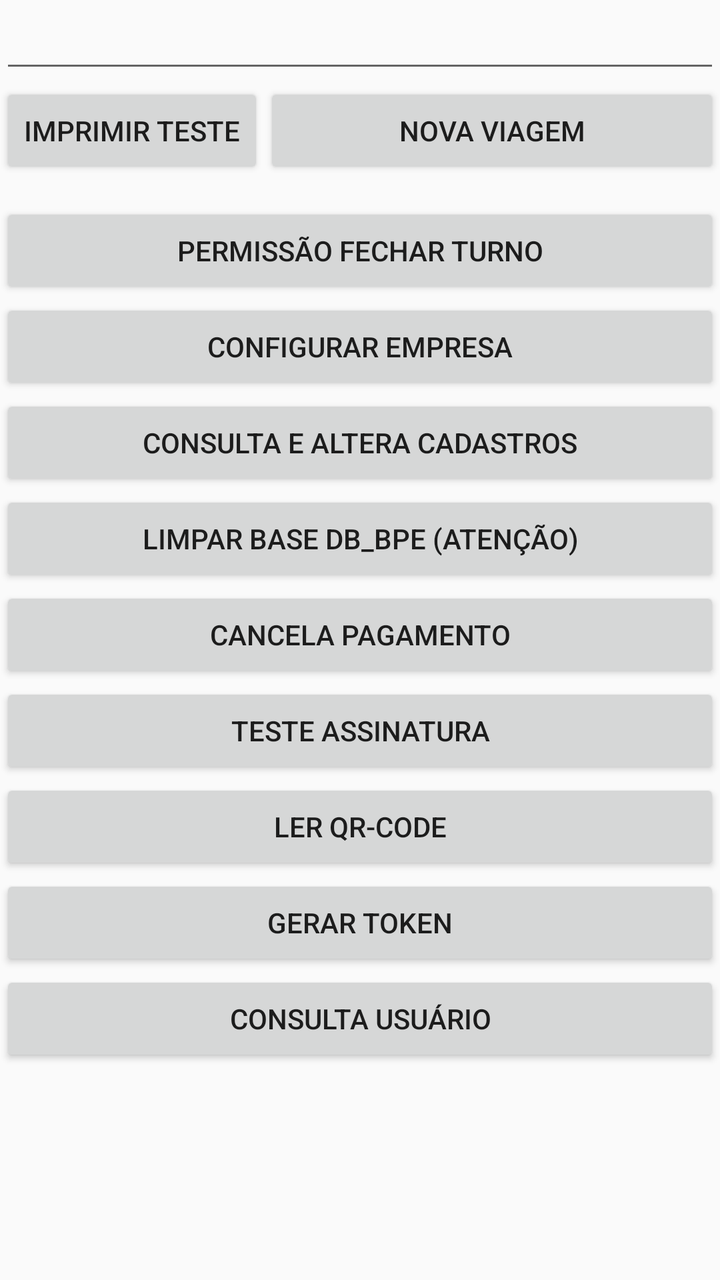
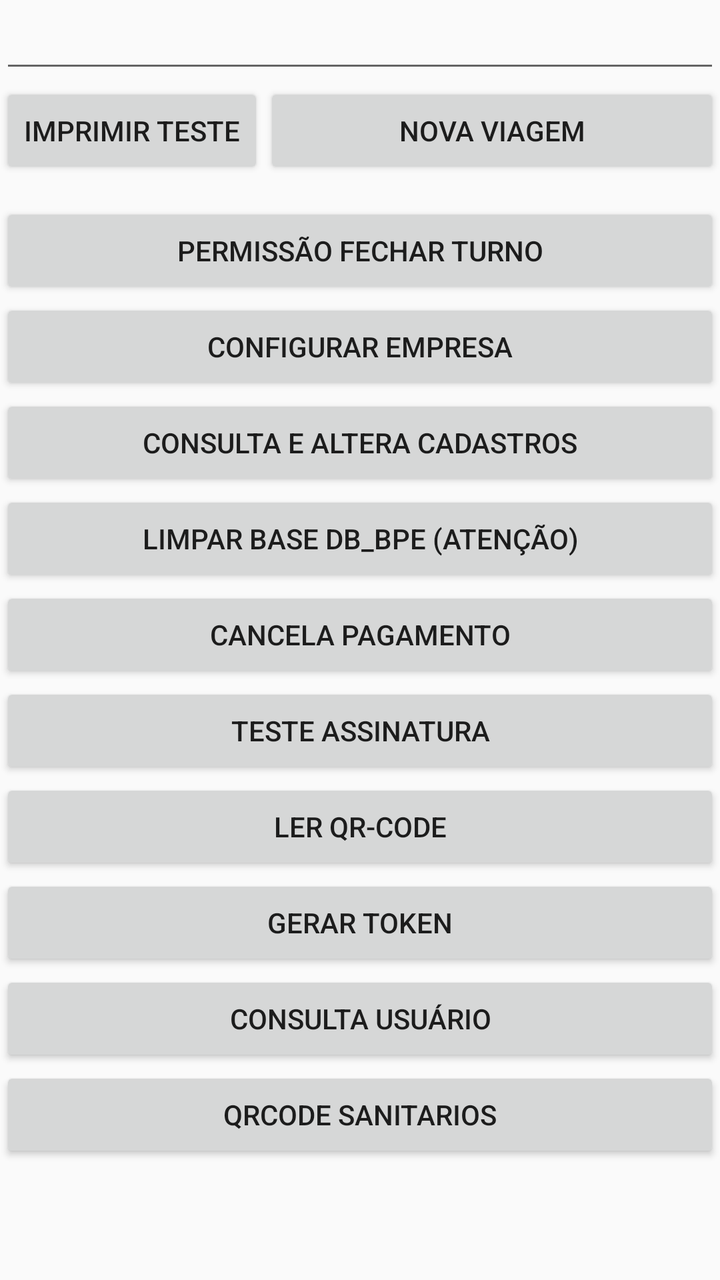

An Android layout rendered at two revisions. The XML below is the earlier revision; the diff shows what the commit changed to produce the second picture.
<!-- AndroidManifest.xml: activity theme AppTheme.NoActionBar -->
<!-- res/layout/activity_main.xml -->
<?xml version="1.0" encoding="utf-8"?>
<LinearLayout xmlns:android="http://schemas.android.com/apk/res/android"
    xmlns:app="http://schemas.android.com/apk/res-auto"
    xmlns:tools="http://schemas.android.com/tools"
        android:layout_width="match_parent"
        android:layout_height="wrap_content"
        android:orientation="vertical">


        <LinearLayout
            android:layout_width="match_parent"
            android:layout_height="match_parent"
            android:orientation="vertical">


                <EditText
                    android:id="@+id/edtLinha"
                    android:layout_width="match_parent"
                    android:layout_height="wrap_content"
                    android:ems="10"
                    android:inputType="textPersonName" />

                <LinearLayout
                    android:layout_width="match_parent"
                    android:layout_height="60dp"
                    android:orientation="horizontal">

                        <Button
                            android:id="@+id/btnPrint"
                            android:layout_width="wrap_content"
                            android:layout_height="wrap_content"
                            android:text="Imprimir Teste" />

                        <Button
                            android:id="@+id/btnVender"
                            android:layout_width="wrap_content"
                            android:layout_height="wrap_content"
                            android:layout_weight="1"
                            android:text="Nova Viagem" />
                </LinearLayout>

                <Button
                    android:id="@+id/btnPercursos"
                    android:layout_width="match_parent"
                    android:layout_height="wrap_content"
                    android:text="Permissão Fechar Turno" />

                <Button
                    android:id="@+id/btnEmpresa"
                    android:layout_width="match_parent"
                    android:layout_height="wrap_content"
                    android:text="Configurar Empresa" />

                <Button
                    android:id="@+id/btnCadastros"
                    android:layout_width="match_parent"
                    android:layout_height="wrap_content"
                    android:text="Consulta e Altera Cadastros" />

                <Button
                    android:id="@+id/btnClear"
                    android:layout_width="match_parent"
                    android:layout_height="wrap_content"
                    android:text="Limpar Base DB_BPE (ATENÇÃO)" />


                <Button
                    android:id="@+id/obtnCancelPGTO"
                    android:layout_width="match_parent"
                    android:layout_height="wrap_content"
                    android:text="CANCELA PAGAMENTO" />

                <Button
                    android:id="@+id/btnAssinar"
                    android:layout_width="match_parent"
                    android:layout_height="wrap_content"
                    android:text="Teste Assinatura" />

                <Button
                    android:id="@+id/btnLerQR"
                    android:layout_width="match_parent"
                    android:layout_height="wrap_content"
                    android:text="Ler QR-Code" />

                <Button
                    android:id="@+id/btnGeratoken"
                    android:layout_width="match_parent"
                    android:layout_height="wrap_content"
                    android:text="Gerar Token" />

                <Button
                    android:id="@+id/btnConsultaUsrGratuidade"
                    android:layout_width="match_parent"
                    android:layout_height="wrap_content"
                    android:text="Consulta Usuário"/>

        </LinearLayout>




</LinearLayout>
<!-- resources referenced by this layout -->
<resources>
  <style name="AppTheme.NoActionBar">
          <item name="windowActionBar">false</item>
          <item name="windowNoTitle">true</item>
      </style>
</resources>

<!-- the commit's change to res/layout/activity_main.xml (unified diff, before → after) -->
@@ -94,6 +94,12 @@
                     android:layout_height="wrap_content"
                     android:text="Consulta Usuário"/>
 
+                <Button
+                    android:id="@+id/btnQrCodeSanitarios"
+                    android:layout_width="match_parent"
+                    android:layout_height="wrap_content"
+                    android:text="QrCode sanitarios"/>
+
         </LinearLayout>
 
 
